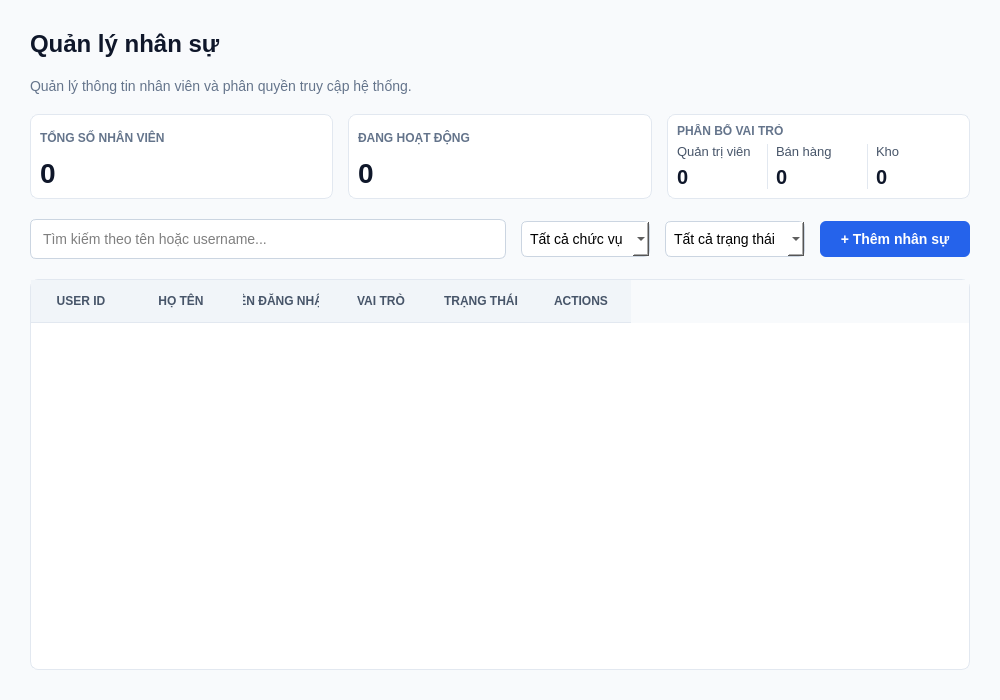
First picture: the form in src/gui/tabs/personnel_management.ui, repository letrankhang/Supermarket_Manager, before the edit.
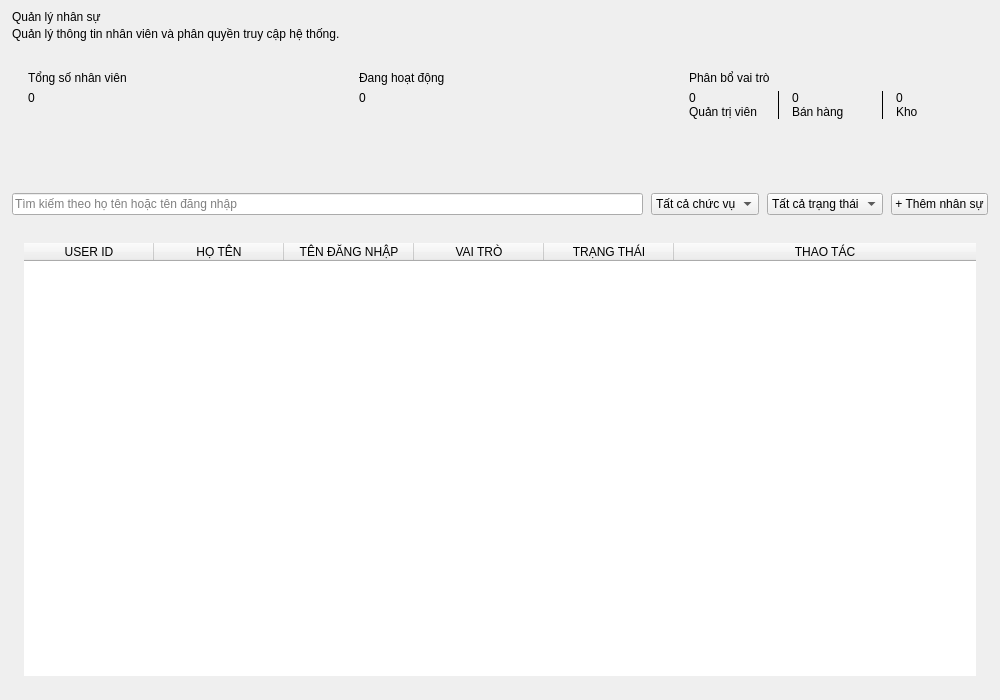
Second picture: the form after the edit. Icons and pictures are not drawn.

Commit message: style: optimize UI theme

```diff
--- a/src/gui/tabs/personnel_management.ui
+++ b/src/gui/tabs/personnel_management.ui
@@ -14,31 +14,663 @@
    <string>Quản lý Nhân sự</string>
   </property>
   <property name="styleSheet">
-   <string>background-color: #f8fafc;</string>
+   <string notr="true">QWidget#PersonnelManagement {
+    background-color: #f1f5f9;
+    color: #0f172a;
+    font-family: &quot;Segoe UI&quot;, Arial, sans-serif;
+}
+QWidget {
+    font-family: &quot;Segoe UI&quot;, Arial, sans-serif;
+}
+QLabel {
+    background-color: transparent;
+    border: none;
+    color: #0f172a;
+}
+
+QLineEdit,
+QComboBox,
+QDateEdit,
+QSpinBox,
+QDoubleSpinBox {
+    background-color: #ffffff;
+    border: 1px solid #e2e8f0;
+    border-radius: 8px;
+    padding: 0px 12px;
+    min-height: 38px;
+    font-size: 13px;
+    color: #0f172a;
+    selection-background-color: #1d4ed8;
+    selection-color: #ffffff;
+}
+QTextEdit {
+    background-color: #ffffff;
+    border: 1px solid #e2e8f0;
+    border-radius: 8px;
+    padding: 8px 10px;
+    font-size: 13px;
+    color: #0f172a;
+    selection-background-color: #1d4ed8;
+    selection-color: #ffffff;
+}
+QLineEdit:hover,
+QComboBox:hover,
+QDateEdit:hover,
+QSpinBox:hover,
+QDoubleSpinBox:hover,
+QTextEdit:hover {
+    border: 1px solid #cbd5e1;
+}
+QLineEdit:focus,
+QComboBox:focus,
+QDateEdit:focus,
+QSpinBox:focus,
+QDoubleSpinBox:focus,
+QTextEdit:focus {
+    border: 1px solid #1d4ed8;
+}
+QLineEdit:disabled,
+QComboBox:disabled,
+QDateEdit:disabled,
+QSpinBox:disabled,
+QDoubleSpinBox:disabled {
+    background-color: #f8fafc;
+    color: #94a3b8;
+}
+QComboBox::drop-down {
+    subcontrol-origin: padding;
+    subcontrol-position: center right;
+    border: none;
+    background-color: transparent;
+    width: 26px;
+}
+QComboBox::down-arrow {
+    image: url(assets/images/chevron-down.png);
+    width: 10px;
+    height: 10px;
+}
+QComboBox::down-arrow:on {
+    image: url(assets/images/chevron-up.png);
+}
+QComboBox QAbstractItemView {
+    background-color: #ffffff;
+    border: 1px solid #e2e8f0;
+    border-radius: 8px;
+    padding: 4px;
+    outline: none;
+    selection-background-color: #f1f5f9;
+    selection-color: #0f172a;
+}
+QComboBox QAbstractItemView::item {
+    color: #0f172a;
+    min-height: 30px;
+    padding: 4px 10px;
+    border-radius: 6px;
+}
+QComboBox QAbstractItemView::item:hover {
+    background-color: #f1f5f9;
+    color: #0f172a;
+}
+QComboBox QAbstractItemView::item:selected {
+    background-color: #e2e8f0;
+    color: #0f172a;
+}
+QSpinBox::up-button,
+QSpinBox::down-button,
+QDoubleSpinBox::up-button,
+QDoubleSpinBox::down-button,
+QDateEdit::up-button,
+QDateEdit::down-button {
+    subcontrol-origin: border;
+    width: 20px;
+    border: none;
+    background-color: transparent;
+}
+QSpinBox::up-button,
+QDoubleSpinBox::up-button,
+QDateEdit::up-button {
+    subcontrol-position: top right;
+}
+QSpinBox::down-button,
+QDoubleSpinBox::down-button,
+QDateEdit::down-button {
+    subcontrol-position: bottom right;
+}
+QSpinBox::up-button:hover,
+QSpinBox::down-button:hover,
+QDoubleSpinBox::up-button:hover,
+QDoubleSpinBox::down-button:hover,
+QDateEdit::up-button:hover,
+QDateEdit::down-button:hover {
+    background-color: #f1f5f9;
+}
+QSpinBox::up-arrow,
+QDoubleSpinBox::up-arrow,
+QDateEdit::up-arrow {
+    image: url(assets/images/chevron-up.png);
+    width: 9px;
+    height: 9px;
+}
+QSpinBox::down-arrow,
+QDoubleSpinBox::down-arrow,
+QDateEdit::down-arrow {
+    image: url(assets/images/chevron-down.png);
+    width: 9px;
+    height: 9px;
+}
+QCheckBox {
+    background-color: transparent;
+    color: #334155;
+    font-size: 13px;
+    font-weight: bold;
+    spacing: 8px;
+}
+QCheckBox::indicator {
+    width: 16px;
+    height: 16px;
+    border: 1px solid #cbd5e1;
+    border-radius: 4px;
+    background-color: #ffffff;
+}
+QCheckBox::indicator:hover {
+    border: 1px solid #1d4ed8;
+}
+QCheckBox::indicator:checked {
+    background-color: #1d4ed8;
+    border: 1px solid #1d4ed8;
+}
+
+QPushButton {
+    background-color: #ffffff;
+    color: #64748b;
+    border: 1px solid #e2e8f0;
+    border-radius: 8px;
+    padding: 0px 16px;
+    min-height: 38px;
+    font-size: 12px;
+    font-weight: bold;
+}
+QPushButton:hover {
+    background-color: #eff6ff;
+    color: #1d4ed8;
+    border: 1px solid #1d4ed8;
+}
+QPushButton:pressed {
+    background-color: #dbeafe;
+}
+QPushButton:disabled {
+    background-color: #f8fafc;
+    color: #cbd5e1;
+    border: 1px solid #e2e8f0;
+}
+QPushButton#RowActionButton {
+    background-color: transparent;
+    border: none;
+    border-radius: 6px;
+    padding: 0px;
+    min-width: 28px;
+    max-width: 28px;
+    min-height: 28px;
+    max-height: 28px;
+    color: #64748b;
+}
+QPushButton#RowActionButton:hover {
+    background-color: #f1f5f9;
+    color: #0f172a;
+}
+QPushButton#RowActionButton:pressed {
+    background-color: #e2e8f0;
+}
+
+QPushButton#btnEditRow:hover {
+    background-color: #eff6ff;
+    color: #1d4ed8;
+}
+
+QPushButton#btnDeleteRow:hover {
+    background-color: #fef2f2;
+    color: #dc2626;
+}
+
+QTableWidget {
+    background-color: transparent;
+    border: none;
+    gridline-color: #f1f5f9;
+    font-size: 13px;
+    color: #334155;
+    outline: none;
+}
+QTableWidget::item {
+    padding: 8px;
+    border-bottom: 1px solid #f1f5f9;
+}
+QTableWidget::item:selected {
+    background-color: #eff6ff;
+    color: #1d4ed8;
+}
+QHeaderView {
+    background-color: #f8fafc;
+    border: none;
+    border-bottom: 1px solid #e2e8f0;
+}
+QHeaderView::section {
+    background-color: #f8fafc;
+    color: #64748b;
+    font-size: 11px;
+    font-weight: 700;
+    padding: 10px 8px;
+    border: none;
+    border-bottom: 1px solid #e2e8f0;
+}
+QTableCornerButton::section {
+    background-color: #f8fafc;
+    border: none;
+}
+
+QLabel[badge=&quot;info&quot;] {
+    background-color: #dbeafe;
+    color: #1d4ed8;
+    border-radius: 6px;
+    padding: 3px 10px;
+    font-size: 11px;
+    font-weight: 700;
+}
+QLabel[badge=&quot;success&quot;] {
+    background-color: #d1fae5;
+    color: #059669;
+    border-radius: 6px;
+    padding: 3px 10px;
+    font-size: 11px;
+    font-weight: 700;
+}
+QLabel[badge=&quot;warning&quot;] {
+    background-color: #ffedd5;
+    color: #ea580c;
+    border-radius: 6px;
+    padding: 3px 10px;
+    font-size: 11px;
+    font-weight: 700;
+}
+QLabel[badge=&quot;danger&quot;] {
+    background-color: #fee2e2;
+    color: #dc2626;
+    border-radius: 6px;
+    padding: 3px 10px;
+    font-size: 11px;
+    font-weight: 700;
+}
+QLabel[badge=&quot;neutral&quot;] {
+    background-color: #e2e8f0;
+    color: #64748b;
+    border-radius: 6px;
+    padding: 3px 10px;
+    font-size: 11px;
+    font-weight: 700;
+}
+QLabel[badge=&quot;violet&quot;] {
+    background-color: #ede9fe;
+    color: #6d28d9;
+    border-radius: 6px;
+    padding: 3px 10px;
+    font-size: 11px;
+    font-weight: 700;
+}
+QLabel[trend=&quot;up&quot;] {
+    background-color: #ecfdf5;
+    color: #059669;
+    border-radius: 4px;
+    padding: 2px 6px;
+    font-size: 11px;
+    font-weight: 700;
+}
+QLabel[trend=&quot;down&quot;] {
+    background-color: #fef2f2;
+    color: #dc2626;
+    border-radius: 4px;
+    padding: 2px 6px;
+    font-size: 11px;
+    font-weight: 700;
+}
+QLabel[trend=&quot;flat&quot;] {
+    background-color: #f1f5f9;
+    color: #64748b;
+    border-radius: 4px;
+    padding: 2px 6px;
+    font-size: 11px;
+    font-weight: 700;
+}
+QLabel[state=&quot;up&quot;] {
+    color: #10b981;
+    font-weight: bold;
+}
+QLabel[state=&quot;down&quot;] {
+    color: #ef4444;
+    font-weight: bold;
+}
+QLabel[state=&quot;flat&quot;] {
+    color: #64748b;
+    font-weight: bold;
+}
+QLabel[state=&quot;warning&quot;] {
+    color: #eab308;
+    font-weight: bold;
+}
+QLabel[state=&quot;safe&quot;] {
+    color: #10b981;
+}
+
+QScrollArea {
+    background-color: transparent;
+    border: none;
+}
+QScrollArea &gt; QWidget &gt; QWidget {
+    background-color: transparent;
+}
+QAbstractScrollArea::viewport {
+    background-color: transparent;
+}
+QScrollBar:vertical {
+    background-color: transparent;
+    width: 10px;
+    margin: 0px;
+    border: none;
+}
+QScrollBar::handle:vertical {
+    background-color: #cbd5e1;
+    min-height: 35px;
+    border-radius: 5px;
+}
+QScrollBar::handle:vertical:hover {
+    background-color: #94a3b8;
+}
+QScrollBar::handle:vertical:pressed {
+    background-color: #64748b;
+}
+QScrollBar::add-line:vertical,
+QScrollBar::sub-line:vertical {
+    height: 0px;
+    width: 0px;
+    background: transparent;
+    border: none;
+}
+QScrollBar::up-arrow:vertical,
+QScrollBar::down-arrow:vertical {
+    width: 0px;
+    height: 0px;
+    background: transparent;
+    border: none;
+}
+QScrollBar::add-page:vertical,
+QScrollBar::sub-page:vertical {
+    background: transparent;
+}
+QScrollBar:horizontal {
+    background-color: transparent;
+    height: 10px;
+    margin: 0px;
+    border: none;
+}
+QScrollBar::handle:horizontal {
+    background-color: #cbd5e1;
+    min-width: 35px;
+    border-radius: 5px;
+}
+QScrollBar::handle:horizontal:hover {
+    background-color: #94a3b8;
+}
+QScrollBar::handle:horizontal:pressed {
+    background-color: #64748b;
+}
+QScrollBar::add-line:horizontal,
+QScrollBar::sub-line:horizontal {
+    width: 0px;
+    height: 0px;
+    background: transparent;
+    border: none;
+}
+QScrollBar::left-arrow:horizontal,
+QScrollBar::right-arrow:horizontal {
+    width: 0px;
+    height: 0px;
+    background: transparent;
+    border: none;
+}
+QScrollBar::add-page:horizontal,
+QScrollBar::sub-page:horizontal {
+    background: transparent;
+}
+
+QMenu {
+    background-color: #ffffff;
+    border: 1px solid #e2e8f0;
+    border-radius: 8px;
+    padding: 6px;
+}
+QMenu::item {
+    background-color: transparent;
+    color: #334155;
+    border-radius: 6px;
+    padding: 7px 18px;
+    font-size: 13px;
+}
+QMenu::item:selected {
+    background-color: #eff6ff;
+    color: #1d4ed8;
+}
+QMenu::separator {
+    height: 1px;
+    background-color: #e2e8f0;
+    margin: 6px 4px;
+}
+
+QFrame#frameHeader,
+QFrame#frameToolbar,
+QFrame#framePagination {
+    background-color: transparent;
+    border: none;
+}
+
+QFrame#frameTable {
+    background-color: #ffffff;
+    border: 1px solid #e2e8f0;
+    border-radius: 14px;
+}
+
+QLabel#lblTitle {
+    color: #0f172a;
+    font-size: 24px;
+    font-weight: 700;
+    padding: 0px;
+    margin: 0px;
+}
+
+QLabel#lblSubtitle,
+QLabel#lblSub {
+    color: #6b7280;
+    font-size: 12px;
+    font-weight: normal;
+    margin-top: 4px;
+}
+
+QPushButton#btnAdd {
+    background-color: #1d4ed8;
+    color: #ffffff;
+    border: none;
+    border-radius: 8px;
+    padding: 0px 20px;
+    min-height: 38px;
+    font-size: 13px;
+    font-weight: 700;
+}
+QPushButton#btnAdd:hover {
+    background-color: #1e3a8a;
+}
+QPushButton#btnAdd:pressed {
+    background-color: #1e40af;
+}
+QPushButton#btnAdd:disabled {
+    background-color: #cbd5e1;
+    color: #f8fafc;
+}
+
+QPushButton#btnDelete {
+    background-color: #ffffff;
+    color: #dc2626;
+    border: 1px solid #e2e8f0;
+    border-radius: 8px;
+    padding: 0px 16px;
+    min-height: 38px;
+    font-size: 12px;
+    font-weight: bold;
+}
+QPushButton#btnDelete:hover {
+    background-color: #fef2f2;
+    border: 1px solid #dc2626;
+}
+QPushButton#btnDelete:disabled {
+    background-color: #f8fafc;
+    color: #cbd5e1;
+    border: 1px solid #e2e8f0;
+}
+
+QLabel#lblPaginationInfo,
+QLabel#lblPage {
+    color: #64748b;
+    font-size: 12px;
+}
+
+QPushButton#btnPrev,
+QPushButton#btnNext,
+QPushButton#btnPrevPage,
+QPushButton#btnNextPage {
+    background-color: #ffffff;
+    color: #334155;
+    border: 1px solid #e2e8f0;
+    border-radius: 8px;
+    min-width: 34px;
+    max-width: 34px;
+    min-height: 32px;
+    max-height: 32px;
+    padding: 0px;
+    font-size: 14px;
+    font-weight: bold;
+}
+QPushButton#btnPrev:hover,
+QPushButton#btnNext:hover,
+QPushButton#btnPrevPage:hover,
+QPushButton#btnNextPage:hover {
+    background-color: #eff6ff;
+    border: 1px solid #1d4ed8;
+    color: #1d4ed8;
+}
+QPushButton#btnPrev:disabled,
+QPushButton#btnNext:disabled,
+QPushButton#btnPrevPage:disabled,
+QPushButton#btnNextPage:disabled {
+    background-color: #f8fafc;
+    border: 1px solid #e2e8f0;
+    color: #cbd5e1;
+}
+
+QPushButton#PageNumberButton {
+    background-color: #ffffff;
+    color: #334155;
+    border: 1px solid #e2e8f0;
+    border-radius: 8px;
+    min-width: 32px;
+    max-width: 32px;
+    min-height: 32px;
+    max-height: 32px;
+    padding: 0px;
+    font-size: 12px;
+    font-weight: bold;
+}
+QPushButton#PageNumberButton:hover {
+    background-color: #eff6ff;
+    border: 1px solid #1d4ed8;
+    color: #1d4ed8;
+}
+QPushButton#PageNumberButton:checked {
+    background-color: #1d4ed8;
+    border: 1px solid #1d4ed8;
+    color: #ffffff;
+}
+QPushButton#PageNumberButton:disabled {
+    background-color: transparent;
+    border: none;
+    color: #94a3b8;
+}
+
+QLabel#lblTotalTitle,
+QLabel#lblActiveTitle,
+QLabel#lblRolesTitle {
+    color: #64748b;
+    font-size: 12px;
+    font-weight: 700;
+}
+
+QLabel#lblTotal,
+QLabel#lblActive,
+QLabel#lblAdminCount,
+QLabel#lblManagerCount,
+QLabel#lblCashierCount {
+    color: #0f172a;
+    font-size: 27px;
+    font-weight: 700;
+}
+
+QLabel#lblAdminText,
+QLabel#lblManagerText,
+QLabel#lblCashierText {
+    color: #6b7280;
+    font-size: 11px;
+    font-weight: normal;
+}
+
+QFrame#cardTotal,
+QFrame#cardActive,
+QFrame#cardRoles {
+    background-color: #ffffff;
+    border: 1px solid #e2e8f0;
+    border-radius: 14px;
+}
+QFrame#line1,
+QFrame#line2 {
+    background-color: #e2e8f0;
+    border: none;
+    max-width: 1px;
+}
+QLineEdit#txtSearch {
+    min-width: 260px;
+}
+QComboBox#cboRole,
+QComboBox#cboStatus {
+    min-width: 170px;
+}</string>
   </property>
   <layout class="QVBoxLayout" name="verticalLayout">
    <property name="spacing">
-    <number>20</number>
+    <number>16</number>
    </property>
    <property name="leftMargin">
-    <number>30</number>
+    <number>12</number>
    </property>
    <property name="topMargin">
-    <number>30</number>
+    <number>10</number>
    </property>
    <property name="rightMargin">
-    <number>30</number>
+    <number>12</number>
    </property>
    <property name="bottomMargin">
-    <number>30</number>
+    <number>12</number>
    </property>
    <item>
     <layout class="QVBoxLayout" name="titleLayout">
+     <property name="spacing">
+      <number>3</number>
+     </property>
      <item>
       <widget class="QLabel" name="lblTitle">
-       <property name="styleSheet">
-        <string>font-size: 24px; font-weight: bold; color: #0f172a;</string>
-       </property>
        <property name="text">
         <string>Quản lý nhân sự</string>
        </property>
@@ -46,9 +678,6 @@
      </item>
      <item>
       <widget class="QLabel" name="lblSub">
-       <property name="styleSheet">
-        <string>color: #64748b; font-size: 14px;</string>
-       </property>
        <property name="text">
         <string>Quản lý thông tin nhân viên và phân quyền truy cập hệ thống.</string>
        </property>
@@ -59,125 +688,208 @@
    <item>
     <layout class="QHBoxLayout" name="statsLayout">
      <property name="spacing">
-      <number>15</number>
+      <number>16</number>
      </property>
      <item>
       <widget class="QFrame" name="cardTotal">
-       <property name="styleSheet">
-        <string>background-color: white; border: 1px solid #e2e8f0; border-radius: 8px;</string>
+       <property name="sizePolicy">
+        <sizepolicy hsizetype="Preferred" vsizetype="Fixed">
+         <horstretch>0</horstretch>
+         <verstretch>0</verstretch>
+        </sizepolicy>
+       </property>
+       <property name="minimumSize">
+        <size>
+         <width>0</width>
+         <height>120</height>
+        </size>
        </property>
        <property name="frameShape">
-        <enum>QFrame::StyledPanel</enum>
-       </property>
-       <property name="frameShadow">
-        <enum>QFrame::Raised</enum>
+        <enum>QFrame::Shape::NoFrame</enum>
        </property>
        <layout class="QVBoxLayout" name="layoutTotal">
+        <property name="spacing">
+         <number>6</number>
+        </property>
+        <property name="leftMargin">
+         <number>16</number>
+        </property>
+        <property name="topMargin">
+         <number>14</number>
+        </property>
+        <property name="rightMargin">
+         <number>16</number>
+        </property>
+        <property name="bottomMargin">
+         <number>14</number>
+        </property>
         <item>
          <widget class="QLabel" name="lblTotalTitle">
-          <property name="styleSheet">
-           <string>color: #64748b; font-weight: bold; border: none;</string>
-          </property>
           <property name="text">
-           <string>TỔNG SỐ NHÂN VIÊN</string>
+           <string>Tổng số nhân viên</string>
           </property>
          </widget>
         </item>
         <item>
          <widget class="QLabel" name="lblTotal">
-          <property name="styleSheet">
-           <string>font-size: 28px; font-weight: bold; color: #0f172a; border: none;</string>
-          </property>
           <property name="text">
            <string>0</string>
           </property>
          </widget>
         </item>
+        <item>
+         <spacer name="spacerTotal">
+          <property name="orientation">
+           <enum>Qt::Orientation::Vertical</enum>
+          </property>
+          <property name="sizeType">
+           <enum>QSizePolicy::Policy::Expanding</enum>
+          </property>
+          <property name="sizeHint" stdset="0">
+           <size>
+            <width>0</width>
+            <height>0</height>
+           </size>
+          </property>
+         </spacer>
+        </item>
        </layout>
       </widget>
      </item>
      <item>
       <widget class="QFrame" name="cardActive">
-       <property name="styleSheet">
-        <string>background-color: white; border: 1px solid #e2e8f0; border-radius: 8px;</string>
+       <property name="sizePolicy">
+        <sizepolicy hsizetype="Preferred" vsizetype="Fixed">
+         <horstretch>0</horstretch>
+         <verstretch>0</verstretch>
+        </sizepolicy>
+       </property>
+       <property name="minimumSize">
+        <size>
+         <width>0</width>
+         <height>120</height>
+        </size>
        </property>
        <property name="frameShape">
-        <enum>QFrame::StyledPanel</enum>
-       </property>
-       <property name="frameShadow">
-        <enum>QFrame::Raised</enum>
+        <enum>QFrame::Shape::NoFrame</enum>
        </property>
        <layout class="QVBoxLayout" name="layoutActive">
+        <property name="spacing">
+         <number>6</number>
+        </property>
+        <property name="leftMargin">
+         <number>16</number>
+        </property>
+        <property name="topMargin">
+         <number>14</number>
+        </property>
+        <property name="rightMargin">
+         <number>16</number>
+        </property>
+        <property name="bottomMargin">
+         <number>14</number>
+        </property>
         <item>
          <widget class="QLabel" name="lblActiveTitle">
-          <property name="styleSheet">
-           <string>color: #64748b; font-weight: bold; border: none;</string>
-          </property>
           <property name="text">
-           <string>ĐANG HOẠT ĐỘNG</string>
+           <string>Đang hoạt động</string>
           </property>
          </widget>
         </item>
         <item>
          <widget class="QLabel" name="lblActive">
-          <property name="styleSheet">
-           <string>font-size: 28px; font-weight: bold; color: #0f172a; border: none;</string>
-          </property>
           <property name="text">
            <string>0</string>
           </property>
          </widget>
         </item>
+        <item>
+         <spacer name="spacerActive">
+          <property name="orientation">
+           <enum>Qt::Orientation::Vertical</enum>
+          </property>
+          <property name="sizeType">
+           <enum>QSizePolicy::Policy::Expanding</enum>
+          </property>
+          <property name="sizeHint" stdset="0">
+           <size>
+            <width>0</width>
+            <height>0</height>
+           </size>
+          </property>
+         </spacer>
+        </item>
        </layout>
       </widget>
      </item>
      <item>
       <widget class="QFrame" name="cardRoles">
-       <property name="styleSheet">
-        <string>background-color: white; border: 1px solid #e2e8f0; border-radius: 8px;</string>
+       <property name="sizePolicy">
+        <sizepolicy hsizetype="Preferred" vsizetype="Fixed">
+         <horstretch>0</horstretch>
+         <verstretch>0</verstretch>
+        </sizepolicy>
+       </property>
+       <property name="minimumSize">
+        <size>
+         <width>0</width>
+         <height>120</height>
+        </size>
+       </property>
+       <property name="frameShape">
+        <enum>QFrame::Shape::NoFrame</enum>
        </property>
        <layout class="QVBoxLayout" name="layoutRoles">
+        <property name="spacing">
+         <number>6</number>
+        </property>
+        <property name="leftMargin">
+         <number>16</number>
+        </property>
+        <property name="topMargin">
+         <number>14</number>
+        </property>
+        <property name="rightMargin">
+         <number>16</number>
+        </property>
+        <property name="bottomMargin">
+         <number>14</number>
+        </property>
         <item>
          <widget class="QLabel" name="lblRolesTitle">
-          <property name="styleSheet">
-           <string>color: #64748b; font-weight: bold; border: none;</string>
-          </property>
           <property name="text">
-           <string>PHÂN BỔ VAI TRÒ</string>
+           <string>Phân bổ vai trò</string>
           </property>
          </widget>
         </item>
         <item>
          <layout class="QHBoxLayout" name="layoutRolesData">
+          <property name="spacing">
+           <number>12</number>
+          </property>
           <item>
            <layout class="QVBoxLayout" name="layoutAdmin">
+            <property name="spacing">
+             <number>0</number>
+            </property>
+            <item>
+             <widget class="QLabel" name="lblAdminCount">
+              <property name="text">
+               <string>0</string>
+              </property>
+             </widget>
+            </item>
             <item>
              <widget class="QLabel" name="lblAdminText">
-              <property name="styleSheet">
-               <string>color: #475569; font-size: 13px; border: none;</string>
-              </property>
               <property name="text">
                <string>Quản trị viên</string>
               </property>
              </widget>
             </item>
-            <item>
-             <widget class="QLabel" name="lblAdminCount">
-              <property name="styleSheet">
-               <string>font-size: 20px; font-weight: bold; color: #0f172a; border: none;</string>
-              </property>
-              <property name="text">
-               <string>0</string>
-              </property>
-             </widget>
-            </item>
            </layout>
           </item>
           <item>
            <widget class="QFrame" name="line1">
-            <property name="styleSheet">
-             <string>border: none; border-left: 1px solid #e2e8f0;</string>
-            </property>
             <property name="frameShape">
              <enum>QFrame::VLine</enum>
             </property>
@@ -185,33 +897,27 @@
           </item>
           <item>
            <layout class="QVBoxLayout" name="layoutManager">
+            <property name="spacing">
+             <number>0</number>
+            </property>
+            <item>
+             <widget class="QLabel" name="lblManagerCount">
+              <property name="text">
+               <string>0</string>
+              </property>
+             </widget>
+            </item>
             <item>
              <widget class="QLabel" name="lblManagerText">
-              <property name="styleSheet">
-               <string>color: #475569; font-size: 13px; border: none;</string>
-              </property>
               <property name="text">
                <string>Bán hàng</string>
               </property>
              </widget>
             </item>
-            <item>
-             <widget class="QLabel" name="lblManagerCount">
-              <property name="styleSheet">
-               <string>font-size: 20px; font-weight: bold; color: #0f172a; border: none;</string>
-              </property>
-              <property name="text">
-               <string>0</string>
-              </property>
-             </widget>
-            </item>
            </layout>
           </item>
           <item>
            <widget class="QFrame" name="line2">
-            <property name="styleSheet">
-             <string>border: none; border-left: 1px solid #e2e8f0;</string>
-            </property>
             <property name="frameShape">
              <enum>QFrame::VLine</enum>
             </property>
@@ -219,30 +925,43 @@
           </item>
           <item>
            <layout class="QVBoxLayout" name="layoutCashier">
+            <property name="spacing">
+             <number>0</number>
+            </property>
+            <item>
+             <widget class="QLabel" name="lblCashierCount">
+              <property name="text">
+               <string>0</string>
+              </property>
+             </widget>
+            </item>
             <item>
              <widget class="QLabel" name="lblCashierText">
-              <property name="styleSheet">
-               <string>color: #475569; font-size: 13px; border: none;</string>
-              </property>
               <property name="text">
                <string>Kho</string>
               </property>
              </widget>
             </item>
-            <item>
-             <widget class="QLabel" name="lblCashierCount">
-              <property name="styleSheet">
-               <string>font-size: 20px; font-weight: bold; color: #0f172a; border: none;</string>
-              </property>
-              <property name="text">
-               <string>0</string>
-              </property>
-             </widget>
-            </item>
            </layout>
           </item>
          </layout>
         </item>
+        <item>
+         <spacer name="spacerRoles">
+          <property name="orientation">
+           <enum>Qt::Orientation::Vertical</enum>
+          </property>
+          <property name="sizeType">
+           <enum>QSizePolicy::Policy::Expanding</enum>
+          </property>
+          <property name="sizeHint" stdset="0">
+           <size>
+            <width>0</width>
+            <height>0</height>
+           </size>
+          </property>
+         </spacer>
+        </item>
        </layout>
       </widget>
      </item>
@@ -251,33 +970,17 @@
    <item>
     <layout class="QHBoxLayout" name="toolbarLayout">
      <property name="spacing">
-      <number>15</number>
+      <number>8</number>
      </property>
      <item>
       <widget class="QLineEdit" name="txtSearch">
-       <property name="styleSheet">
-        <string>QLineEdit { background-color: white; border: 1px solid #cbd5e1; border-radius: 6px; padding: 10px; font-size: 14px;}
-QLineEdit:focus { border: 1px solid #3b82f6; }</string>
-       </property>
        <property name="placeholderText">
-        <string>Tìm kiếm theo tên hoặc username...</string>
+        <string>Tìm kiếm theo họ tên hoặc tên đăng nhập</string>
        </property>
       </widget>
      </item>
      <item>
       <widget class="QComboBox" name="cboRole">
-       <property name="styleSheet">
-        <string notr="true">QComboBox { background-color: white; border: 1px solid #cbd5e1; border-radius: 6px; padding: 8px; font-size: 14px; }
-/* Định dạng cho danh sách xổ xuống của ComboBox */
-QComboBox QAbstractItemView {
-    background-color: white; 
-    color: #1e293b; /* Màu chữ bình thường */
-    selection-background-color: #3b82f6; /* Màu nền xanh khi rê chuột/chọn */
-    selection-color: white; /* Màu chữ trắng khi rê chuột/chọn */
-    border: 1px solid #cbd5e1;
-    outline: none; /* Bỏ viền chấm gạch xấu xí khi click */
-}</string>
-       </property>
        <item>
         <property name="text">
          <string>Tất cả chức vụ</string>
@@ -302,18 +1005,6 @@
      </item>
      <item>
       <widget class="QComboBox" name="cboStatus">
-       <property name="styleSheet">
-        <string notr="true">QComboBox { background-color: white; border: 1px solid #cbd5e1; border-radius: 6px; padding: 8px; font-size: 14px; }
-/* Định dạng cho danh sách xổ xuống của ComboBox */
-QComboBox QAbstractItemView {
-    background-color: white; 
-    color: #1e293b; /* Màu chữ bình thường */
-    selection-background-color: #3b82f6; /* Màu nền xanh khi rê chuột/chọn */
-    selection-color: white; /* Màu chữ trắng khi rê chuột/chọn */
-    border: 1px solid #cbd5e1;
-    outline: none; /* Bỏ viền chấm gạch xấu xí khi click */
-}</string>
-       </property>
        <item>
         <property name="text">
          <string>Tất cả trạng thái</string>
@@ -336,10 +1027,6 @@
        <property name="cursor">
         <cursorShape>PointingHandCursor</cursorShape>
        </property>
-       <property name="styleSheet">
-        <string>QPushButton { background-color: #2563eb; color: white; border-radius: 6px; padding: 10px 20px; font-weight: bold; font-size: 14px; }
-QPushButton:hover { background-color: #1d4ed8; }</string>
-       </property>
        <property name="text">
         <string>+ Thêm nhân sự</string>
        </property>
@@ -348,54 +1035,103 @@
     </layout>
    </item>
    <item>
-    <widget class="QTableWidget" name="tblEmployees">
-     <property name="focusPolicy">
-      <enum>Qt::NoFocus</enum>
+    <widget class="QFrame" name="frameTable">
+     <property name="frameShape">
+      <enum>QFrame::Shape::NoFrame</enum>
      </property>
-     <property name="styleSheet">
-      <string>QTableWidget { background-color: white; border: 1px solid #e2e8f0; border-radius: 8px; color: #1e293b;}
-QHeaderView::section { background-color: #f1f5f9; padding: 12px; font-weight: bold; color: #475569; border: none; border-bottom: 1px solid #e2e8f0;}
-QTableWidget::item { padding: 8px; border-bottom: 1px solid #f1f5f9; }</string>
-     </property>
-     <property name="editTriggers">
-      <set>QAbstractItemView::NoEditTriggers</set>
-     </property>
-     <property name="selectionBehavior">
-      <enum>QAbstractItemView::SelectRows</enum>
-     </property>
-     <property name="showGrid">
-      <bool>false</bool>
-     </property>
-     <column>
-      <property name="text">
-       <string>USER ID</string>
+     <layout class="QVBoxLayout" name="tableFrameLayout">
+      <property name="spacing">
+       <number>0</number>
       </property>
-     </column>
-     <column>
-      <property name="text">
-       <string>HỌ TÊN</string>
+      <property name="leftMargin">
+       <number>12</number>
       </property>
-     </column>
-     <column>
-      <property name="text">
-       <string>TÊN ĐĂNG NHẬP</string>
+      <property name="topMargin">
+       <number>12</number>
       </property>
-     </column>
-     <column>
-      <property name="text">
-       <string>VAI TRÒ</string>
+      <property name="rightMargin">
+       <number>12</number>
       </property>
-     </column>
-     <column>
-      <property name="text">
-       <string>TRẠNG THÁI</string>
+      <property name="bottomMargin">
+       <number>12</number>
       </property>
-     </column>
-     <column>
-      <property name="text">
-       <string>ACTIONS</string>
-      </property>
-     </column>
+      <item>
+       <widget class="QTableWidget" name="tblEmployees">
+        <property name="focusPolicy">
+         <enum>Qt::FocusPolicy::NoFocus</enum>
+        </property>
+        <property name="frameShape">
+         <enum>QFrame::Shape::NoFrame</enum>
+        </property>
+        <property name="editTriggers">
+         <set>QAbstractItemView::EditTrigger::NoEditTriggers</set>
+        </property>
+        <property name="alternatingRowColors">
+         <bool>false</bool>
+        </property>
+        <property name="selectionMode">
+         <enum>QAbstractItemView::SelectionMode::SingleSelection</enum>
+        </property>
+        <property name="selectionBehavior">
+         <enum>QAbstractItemView::SelectionBehavior::SelectRows</enum>
+        </property>
+        <property name="showGrid">
+         <bool>false</bool>
+        </property>
+        <attribute name="horizontalHeaderMinimumSectionSize">
+         <number>90</number>
+        </attribute>
+        <attribute name="horizontalHeaderDefaultSectionSize">
+         <number>130</number>
+        </attribute>
+        <attribute name="horizontalHeaderHighlightSections">
+         <bool>false</bool>
+        </attribute>
+        <attribute name="horizontalHeaderStretchLastSection">
+         <bool>true</bool>
+        </attribute>
+        <attribute name="verticalHeaderVisible">
+         <bool>false</bool>
+        </attribute>
+        <attribute name="verticalHeaderMinimumSectionSize">
+         <number>44</number>
+        </attribute>
+        <attribute name="verticalHeaderDefaultSectionSize">
+         <number>44</number>
+        </attribute>
+        <column>
+         <property name="text">
+          <string>USER ID</string>
+         </property>
+        </column>
+        <column>
+         <property name="text">
+          <string>HỌ TÊN</string>
+         </property>
+        </column>
+        <column>
+         <property name="text">
+          <string>TÊN ĐĂNG NHẬP</string>
+         </property>
+        </column>
+        <column>
+         <property name="text">
+          <string>VAI TRÒ</string>
+         </property>
+        </column>
+        <column>
+         <property name="text">
+          <string>TRẠNG THÁI</string>
+         </property>
+        </column>
+        <column>
+         <property name="text">
+          <string>THAO TÁC</string>
+         </property>
+        </column>
+       </widget>
+      </item>
+     </layout>
     </widget>
    </item>
   </layout>
```
Left out of the diff: 4 changed lines with no effect on the pictures. The commit also changes 159 other files.
